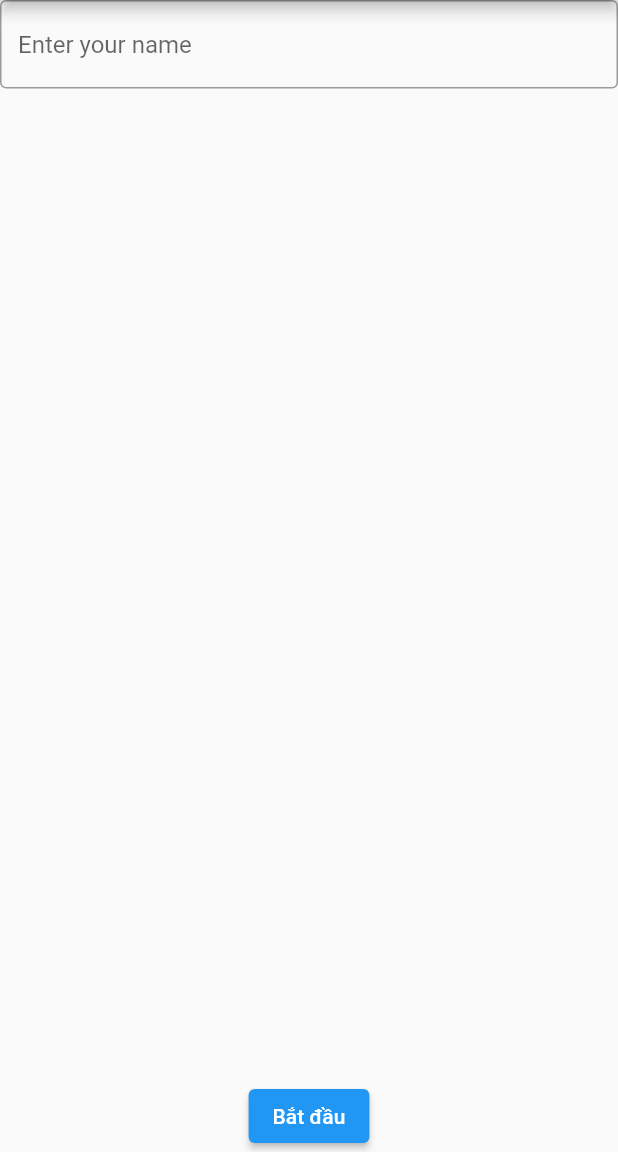
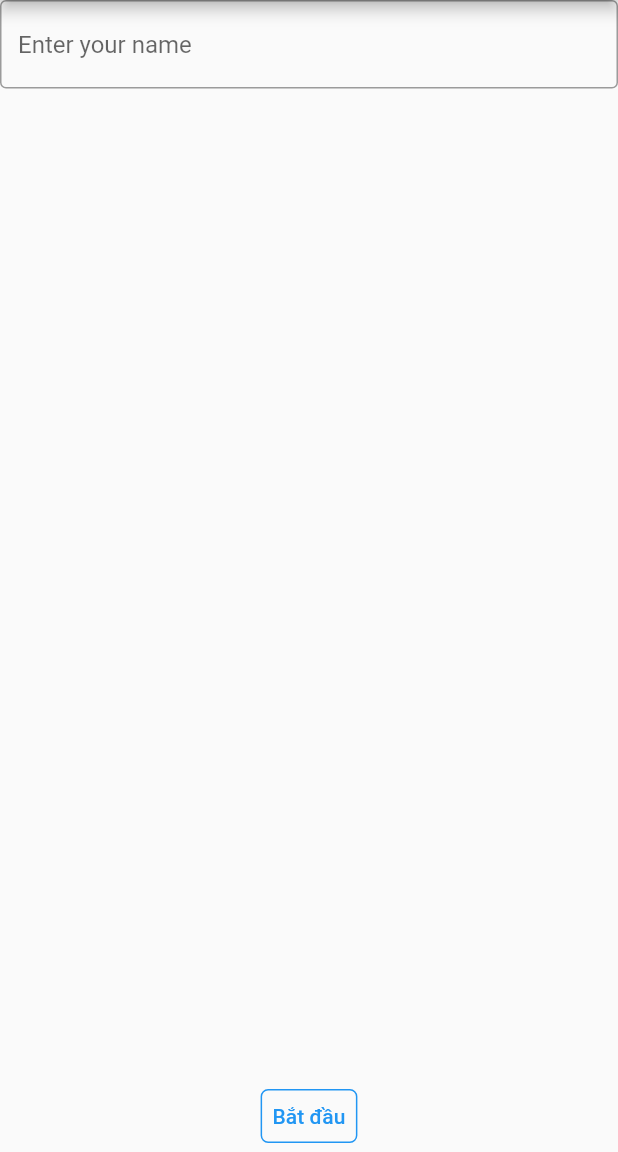
Before and after one commit to TVD98/funny_math_game, a Flutter app: the screen it shows after launch, on a phone screen of 412 x 824 dp, the part 84-1236 px from its top. Run offline on Flutter 3.47's test engine with Material 2 defaults, Android fonts, the phone set to English and light mode, and no system bars.

Commit message:
change border button

```diff
--- a/lib/main.dart
+++ b/lib/main.dart
@@ -86,10 +86,15 @@ class _MyHomePageState extends State<MyHomePage> {
           ),
         ),
         const Spacer(flex: 4),
-        ElevatedButton(
+        TextButton(
+          child: const Text('Bắt đầu'),
+          style: ButtonStyle(
+              shape: MaterialStateProperty.all<RoundedRectangleBorder>(
+                  RoundedRectangleBorder(
+                      borderRadius: BorderRadius.circular(5.0),
+                      side: const BorderSide(color: Colors.blue)))),
           onPressed: () {},
-          child: const Text('Bắt đầu'),
-        )
+        ),
       ])),
     );
   }
```
